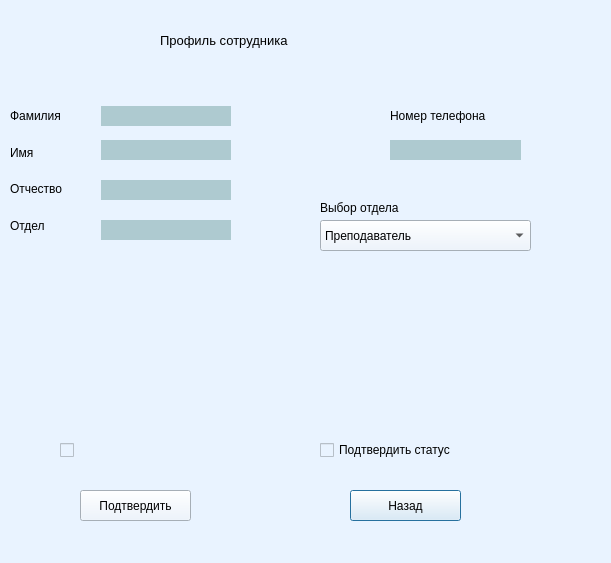
Qt form course/edituser.ui (TFed555/Coursework) before a commit.
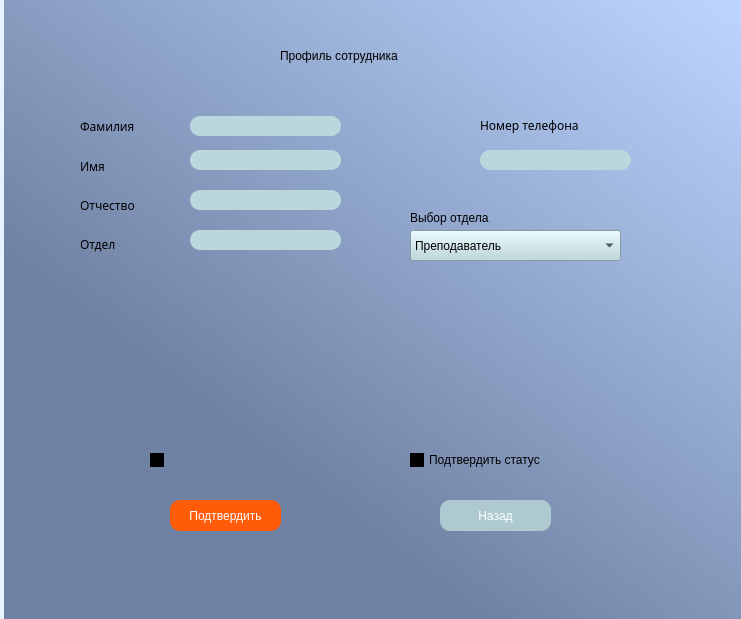
The same form after that commit.

```diff
--- a/course/edituser.ui
+++ b/course/edituser.ui
@@ -6,8 +6,8 @@
    <rect>
     <x>0</x>
     <y>0</y>
-    <width>611</width>
-    <height>563</height>
+    <width>741</width>
+    <height>619</height>
    </rect>
   </property>
   <property name="windowTitle">
@@ -16,146 +16,114 @@
   <property name="styleSheet">
    <string notr="true">background-color: rgb(233, 243, 255);</string>
   </property>
-  <widget class="QLabel" name="label">
+  <widget class="QLabel" name="label_8">
    <property name="geometry">
     <rect>
-     <x>160</x>
-     <y>20</y>
-     <width>171</width>
-     <height>41</height>
+     <x>4</x>
+     <y>0</y>
+     <width>741</width>
+     <height>621</height>
     </rect>
    </property>
-   <property name="font">
-    <font>
-     <pointsize>10</pointsize>
-    </font>
+   <property name="styleSheet">
+    <string notr="true">background-color: qlineargradient(spread:pad, x1:1, y1:0.0284091, x2:0.353, y2:0.733, stop:0.00497512 rgba(187, 212, 255, 255), stop:1 rgba(112, 130, 163, 255));</string>
    </property>
    <property name="text">
-    <string>Профиль сотрудника</string>
+    <string/>
    </property>
   </widget>
   <widget class="QLabel" name="label_6">
    <property name="geometry">
     <rect>
-     <x>390</x>
-     <y>100</y>
-     <width>121</width>
+     <x>190</x>
+     <y>150</y>
+     <width>151</width>
+     <height>20</height>
+    </rect>
+   </property>
+   <property name="styleSheet">
+    <string notr="true">background-color: rgb(185, 215, 221);
+border-radius:10px;
+font: 8pt &quot;Cascadia Code&quot;;</string>
+   </property>
+   <property name="text">
+    <string/>
+   </property>
+  </widget>
+  <widget class="QLabel" name="post">
+   <property name="geometry">
+    <rect>
+     <x>190</x>
+     <y>230</y>
+     <width>151</width>
+     <height>20</height>
+    </rect>
+   </property>
+   <property name="styleSheet">
+    <string notr="true">background-color: rgb(185, 215, 221);
+border-radius:10px;
+font: 8pt &quot;Cascadia Code&quot;;</string>
+   </property>
+   <property name="text">
+    <string/>
+   </property>
+  </widget>
+  <widget class="QLabel" name="label_5">
+   <property name="geometry">
+    <rect>
+     <x>480</x>
+     <y>110</y>
+     <width>131</width>
      <height>31</height>
     </rect>
    </property>
    <property name="font">
     <font>
+     <family>Cascadia Code</family>
      <pointsize>9</pointsize>
+     <weight>50</weight>
+     <italic>false</italic>
+     <bold>false</bold>
     </font>
    </property>
+   <property name="styleSheet">
+    <string notr="true">background-color: qlineargradient(spread:pad, x1:0, y1:0, x2:1, y2:1, stop:0 rgba(0, 0, 0, 0), stop:1 rgba(255, 255, 255, 0));
+font: 9pt &quot;Cascadia Code&quot;;</string>
+   </property>
    <property name="text">
     <string>Номер телефона</string>
    </property>
   </widget>
-  <widget class="QLabel" name="surname">
+  <widget class="QWidget" name="verticalWidget_3" native="true">
    <property name="geometry">
     <rect>
      <x>100</x>
-     <y>106</y>
-     <width>131</width>
-     <height>20</height>
+     <y>270</y>
+     <width>311</width>
+     <height>161</height>
     </rect>
    </property>
    <property name="styleSheet">
-    <string notr="true">background-color: rgb(174, 202, 208);</string>
+    <string notr="true">background-color: qlineargradient(spread:pad, x1:0, y1:0, x2:1, y2:1, stop:0 rgba(0, 0, 0, 0), stop:1 rgba(255, 255, 255, 0));</string>
    </property>
-   <property name="text">
-    <string/>
-   </property>
-  </widget>
-  <widget class="QLabel" name="name">
-   <property name="geometry">
-    <rect>
-     <x>100</x>
-     <y>140</y>
-     <width>131</width>
-     <height>20</height>
-    </rect>
-   </property>
-   <property name="styleSheet">
-    <string notr="true">background-color: rgb(174, 202, 208);</string>
-   </property>
-   <property name="text">
-    <string/>
-   </property>
-  </widget>
-  <widget class="QLabel" name="patronymic">
-   <property name="geometry">
-    <rect>
-     <x>100</x>
-     <y>180</y>
-     <width>131</width>
-     <height>20</height>
-    </rect>
-   </property>
-   <property name="styleSheet">
-    <string notr="true">background-color: rgb(174, 202, 208);</string>
-   </property>
-   <property name="text">
-    <string/>
-   </property>
-  </widget>
-  <widget class="QLabel" name="phoneNumber">
-   <property name="geometry">
-    <rect>
-     <x>390</x>
-     <y>140</y>
-     <width>131</width>
-     <height>20</height>
-    </rect>
-   </property>
-   <property name="styleSheet">
-    <string notr="true">background-color: rgb(174, 202, 208);</string>
-   </property>
-   <property name="text">
-    <string/>
-   </property>
-  </widget>
-  <widget class="QPushButton" name="backButton">
-   <property name="geometry">
-    <rect>
-     <x>350</x>
-     <y>490</y>
-     <width>111</width>
-     <height>31</height>
-    </rect>
-   </property>
-   <property name="text">
-    <string>Назад</string>
-   </property>
-  </widget>
-  <widget class="QCheckBox" name="checkBox">
-   <property name="geometry">
-    <rect>
-     <x>60</x>
-     <y>440</y>
-     <width>201</width>
-     <height>20</height>
-    </rect>
-   </property>
-   <property name="font">
-    <font>
-     <pointsize>8</pointsize>
-    </font>
-   </property>
-   <property name="text">
-    <string/>
-   </property>
+   <layout class="QVBoxLayout" name="verticalLayout"/>
   </widget>
   <widget class="QPushButton" name="confirmButton">
    <property name="geometry">
     <rect>
-     <x>80</x>
-     <y>490</y>
+     <x>170</x>
+     <y>500</y>
      <width>111</width>
      <height>31</height>
     </rect>
    </property>
+   <property name="styleSheet">
+    <string notr="true">background-color: rgb(255, 92, 10);
+border-color: rgb(0, 0, 0);
+color: rgb(255, 255, 255);
+border-radius:10px;
+font: 8pt &quot;Cascadia Code&quot;;</string>
+   </property>
    <property name="text">
     <string>Подтвердить</string>
    </property>
@@ -163,14 +131,16 @@
   <widget class="QLabel" name="post">
    <property name="geometry">
     <rect>
-     <x>100</x>
-     <y>220</y>
-     <width>131</width>
+     <x>480</x>
+     <y>150</y>
+     <width>151</width>
      <height>20</height>
     </rect>
    </property>
    <property name="styleSheet">
-    <string notr="true">background-color: rgb(174, 202, 208);</string>
+    <string notr="true">background-color: rgb(185, 215, 221);
+border-radius:10px;
+font: 8pt &quot;Cascadia Code&quot;;</string>
    </property>
    <property name="text">
     <string/>
@@ -179,12 +149,16 @@
   <widget class="QComboBox" name="comboBox">
    <property name="geometry">
     <rect>
-     <x>320</x>
-     <y>220</y>
+     <x>410</x>
+     <y>230</y>
      <width>211</width>
      <height>31</height>
     </rect>
    </property>
+   <property name="styleSheet">
+    <string notr="true">font: 8pt &quot;Cascadia Code&quot;;
+background-color: rgb(185, 215, 221);</string>
+   </property>
    <item>
     <property name="text">
      <string>Преподаватель</string>
@@ -196,39 +170,73 @@
     </property>
    </item>
   </widget>
+  <widget class="QPushButton" name="backButton">
+   <property name="geometry">
+    <rect>
+     <x>440</x>
+     <y>500</y>
+     <width>111</width>
+     <height>31</height>
+    </rect>
+   </property>
+   <property name="styleSheet">
+    <string notr="true">background-color: rgb(174, 202, 208);
+color: rgb(255, 255, 255);
+border-radius:10px;
+font: 8pt &quot;Cascadia Code&quot;;</string>
+   </property>
+   <property name="text">
+    <string>Назад</string>
+   </property>
+  </widget>
+  <widget class="QLabel" name="surname">
+   <property name="geometry">
+    <rect>
+     <x>190</x>
+     <y>116</y>
+     <width>151</width>
+     <height>20</height>
+    </rect>
+   </property>
+   <property name="styleSheet">
+    <string notr="true">background-color: rgb(185, 215, 221);
+border-radius:10px;
+font: 8pt &quot;Cascadia Code&quot;;</string>
+   </property>
+   <property name="text">
+    <string/>
+   </property>
+  </widget>
   <widget class="QCheckBox" name="checkBox_2">
    <property name="geometry">
     <rect>
-     <x>320</x>
-     <y>440</y>
-     <width>151</width>
+     <x>410</x>
+     <y>450</y>
+     <width>171</width>
      <height>20</height>
     </rect>
    </property>
+   <property name="styleSheet">
+    <string notr="true">background-color: qlineargradient(spread:pad, x1:0, y1:0, x2:1, y2:1, stop:0 rgba(0, 0, 0, 0), stop:1 rgba(255, 255, 255, 0));
+font: 8pt &quot;Cascadia Code&quot;;</string>
+   </property>
    <property name="text">
     <string>Подтвердить статус</string>
    </property>
   </widget>
-  <widget class="QWidget" name="verticalLayoutWidget">
+  <widget class="QLabel" name="label_6">
    <property name="geometry">
     <rect>
-     <x>10</x>
-     <y>260</y>
-     <width>311</width>
-     <height>161</height>
-    </rect>
-   </property>
-   <layout class="QVBoxLayout" name="verticalLayout"/>
-  </widget>
-  <widget class="QLabel" name="label_7">
-   <property name="geometry">
-    <rect>
-     <x>320</x>
-     <y>200</y>
+     <x>410</x>
+     <y>210</y>
      <width>101</width>
      <height>16</height>
     </rect>
    </property>
+   <property name="styleSheet">
+    <string notr="true">background-color: qlineargradient(spread:pad, x1:0, y1:0, x2:1, y2:1, stop:0 rgba(0, 0, 0, 0), stop:1 rgba(255, 255, 255, 0));
+font: 8pt &quot;Cascadia Code&quot;;</string>
+   </property>
    <property name="text">
     <string>Выбор отдела</string>
    </property>
@@ -236,56 +244,91 @@
   <widget class="QWidget" name="verticalLayoutWidget_2">
    <property name="geometry">
     <rect>
-     <x>10</x>
-     <y>100</y>
-     <width>91</width>
-     <height>141</height>
+     <x>80</x>
+     <y>110</y>
+     <width>101</width>
+     <height>151</height>
     </rect>
    </property>
+   <property name="styleSheet">
+    <string notr="true">background-color: qlineargradient(spread:pad, x1:0, y1:0, x2:1, y2:1, stop:0 rgba(0, 0, 0, 0), stop:1 rgba(255, 255, 255, 0));</string>
+   </property>
    <layout class="QVBoxLayout" name="verticalLayout_2">
     <item>
-     <widget class="QLabel" name="label_2">
+     <widget class="QLabel" name="label_1">
       <property name="font">
        <font>
+        <family>Cascadia Code</family>
         <pointsize>9</pointsize>
+        <weight>50</weight>
+        <italic>false</italic>
+        <bold>false</bold>
        </font>
       </property>
+      <property name="styleSheet">
+       <string notr="true">background-color: qlineargradient(spread:pad, x1:0, y1:0, x2:1, y2:1, stop:0 rgba(0, 0, 0, 0), stop:1 rgba(255, 255, 255, 0));
+font: 9pt &quot;Cascadia Code&quot;;</string>
+      </property>
       <property name="text">
        <string>Фамилия</string>
       </property>
      </widget>
     </item>
     <item>
-     <widget class="QLabel" name="label_3">
+     <widget class="QLabel" name="label_2">
       <property name="font">
        <font>
+        <family>Cascadia Code</family>
         <pointsize>9</pointsize>
+        <weight>50</weight>
+        <italic>false</italic>
+        <bold>false</bold>
        </font>
       </property>
+      <property name="styleSheet">
+       <string notr="true">background-color: qlineargradient(spread:pad, x1:0, y1:0, x2:1, y2:1, stop:0 rgba(0, 0, 0, 0), stop:1 rgba(255, 255, 255, 0));
+font: 9pt &quot;Cascadia Code&quot;;</string>
+      </property>
       <property name="text">
        <string>Имя</string>
       </property>
      </widget>
     </item>
     <item>
-     <widget class="QLabel" name="label_4">
+     <widget class="QLabel" name="label_3">
       <property name="font">
        <font>
+        <family>Cascadia Code</family>
         <pointsize>9</pointsize>
+        <weight>50</weight>
+        <italic>false</italic>
+        <bold>false</bold>
        </font>
       </property>
+      <property name="styleSheet">
+       <string notr="true">background-color: qlineargradient(spread:pad, x1:0, y1:0, x2:1, y2:1, stop:0 rgba(0, 0, 0, 0), stop:1 rgba(255, 255, 255, 0));
+font: 9pt &quot;Cascadia Code&quot;;</string>
+      </property>
       <property name="text">
        <string>Отчество</string>
       </property>
      </widget>
     </item>
     <item>
-     <widget class="QLabel" name="label_5">
+     <widget class="QLabel" name="label_4">
       <property name="font">
        <font>
+        <family>Cascadia Code</family>
         <pointsize>9</pointsize>
+        <weight>50</weight>
+        <italic>false</italic>
+        <bold>false</bold>
        </font>
       </property>
+      <property name="styleSheet">
+       <string notr="true">background-color: qlineargradient(spread:pad, x1:0, y1:0, x2:1, y2:1, stop:0 rgba(0, 0, 0, 0), stop:1 rgba(255, 255, 255, 0));
+font: 9pt &quot;Cascadia Code&quot;;</string>
+      </property>
       <property name="text">
        <string>Отдел</string>
       </property>
@@ -293,6 +336,67 @@
     </item>
    </layout>
   </widget>
+  <widget class="QLabel" name="patronymic">
+   <property name="geometry">
+    <rect>
+     <x>190</x>
+     <y>190</y>
+     <width>151</width>
+     <height>20</height>
+    </rect>
+   </property>
+   <property name="styleSheet">
+    <string notr="true">background-color: rgb(185, 215, 221);
+border-radius:10px;
+font: 8pt &quot;Cascadia Code&quot;;</string>
+   </property>
+   <property name="text">
+    <string/>
+   </property>
+  </widget>
+  <widget class="QCheckBox" name="checkBox">
+   <property name="geometry">
+    <rect>
+     <x>150</x>
+     <y>450</y>
+     <width>201</width>
+     <height>20</height>
+    </rect>
+   </property>
+   <property name="font">
+    <font>
+     <family>Cascadia Code</family>
+     <pointsize>8</pointsize>
+     <weight>50</weight>
+     <italic>false</italic>
+     <bold>false</bold>
+    </font>
+   </property>
+   <property name="styleSheet">
+    <string notr="true">background-color: qlineargradient(spread:pad, x1:0, y1:0, x2:1, y2:1, stop:0 rgba(0, 0, 0, 0), stop:1 rgba(255, 255, 255, 0));
+font: 8pt &quot;Cascadia Code&quot;;</string>
+   </property>
+   <property name="text">
+    <string/>
+   </property>
+  </widget>
+  <widget class="QLabel" name="label">
+   <property name="geometry">
+    <rect>
+     <x>280</x>
+     <y>40</y>
+     <width>171</width>
+     <height>31</height>
+    </rect>
+   </property>
+   <property name="styleSheet">
+    <string notr="true">font: 9pt &quot;Cascadia Code&quot;;
+background-color: qlineargradient(spread:pad, x1:0, y1:0, x2:1, y2:1, stop:0 rgba(0, 0, 0, 0), stop:1 rgba(255, 255, 255, 0));</string>
+   </property>
+   <property name="text">
+    <string>Профиль сотрудника</string>
+   </property>
+  </widget>
  </widget>
  <resources/>
  <connections/>
```
Left out of the diff: 6 changed lines with no effect on the pictures.
